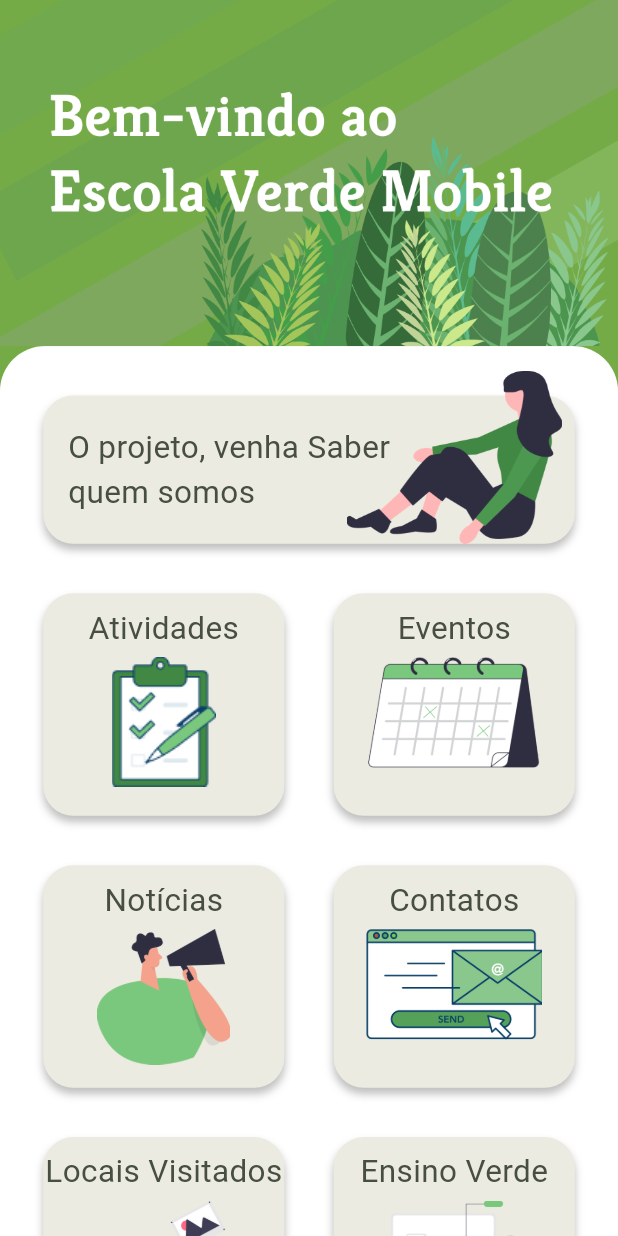
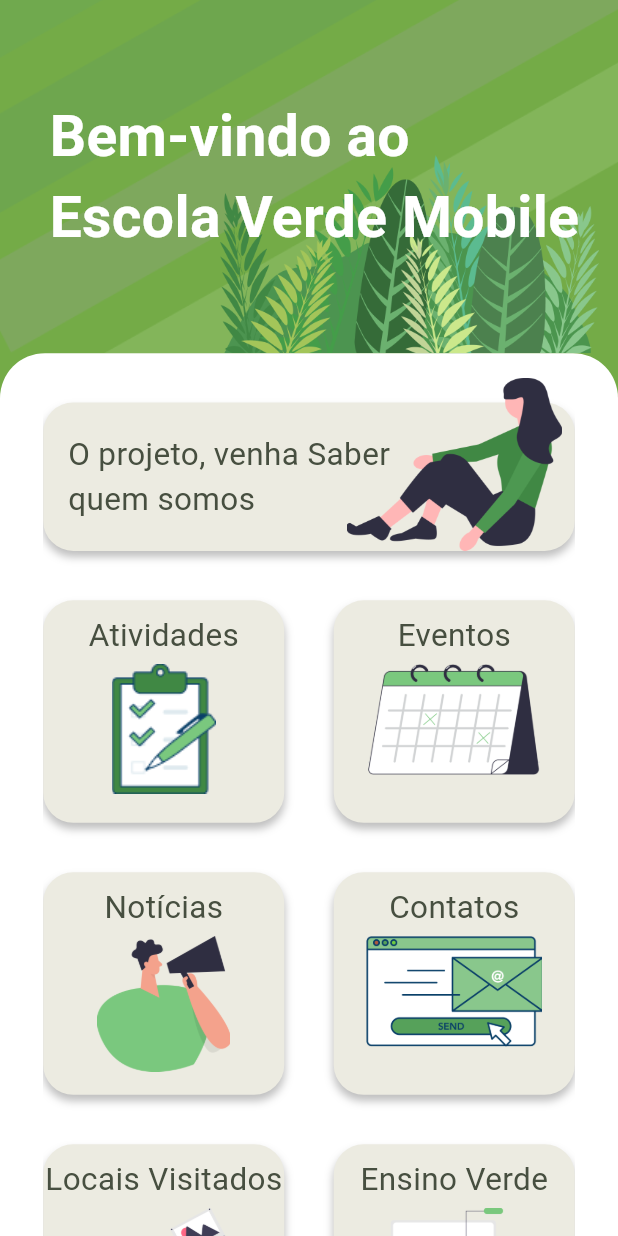
Before and after one commit to pcgomesp/escola_verde_mobile, a Flutter app: the screen it shows after launch, on a phone screen of 412 x 824 dp. Run offline on Flutter 3.47's test engine with Material 2 defaults, Android fonts, the phone set to English and light mode, and no system bars; our stand-ins replace device_preview, flutter_native_splash, google_fonts; missing offline and left inert: dart:ffi; Roboto replaces fonts that are missing (Kreon).

Commit message:
tirei a animação, em algumas telas fica ruim :(

```diff
--- a/lib/main.dart
+++ b/lib/main.dart
@@ -5,11 +5,16 @@
 import 'package:escola_verde_mobile/views/screens/about_screen.dart';
 import 'package:flutter/material.dart';
 import 'package:flutter_native_splash/flutter_native_splash.dart';
+import 'package:device_preview/device_preview.dart';
 
 void main() {
   WidgetsBinding widgetsBinding = WidgetsFlutterBinding.ensureInitialized();
   FlutterNativeSplash.preserve(widgetsBinding: widgetsBinding);
-  runApp(const MyApp());
+  runApp(DevicePreview(
+    enabled: true,
+    builder: (context) => MyApp(),
+  ));
+  //runApp(const MyApp());
 }
 
 class MyApp extends StatelessWidget {
--- a/lib/views/screens/home_screen.dart
+++ b/lib/views/screens/home_screen.dart
@@ -29,135 +29,14 @@
   bool get _isSliverAppBarExpanded {
     return _scrollController.hasClients &&
         _scrollController.offset >
-            (MediaQuery.of(context).size.height * 0.25 - kToolbarHeight);
+            (MediaQuery.of(context).size.height * 0.20 - kToolbarHeight);
   }
 
   @override
   Widget build(BuildContext context) {
     return Scaffold(
-        backgroundColor: MyThemes.colorBars,
-        body: CustomScrollView(
-          controller: _scrollController,
-          slivers: [
-            SliverAppBar(
-              collapsedHeight: MediaQuery.of(context).size.height * 0.10,
-              pinned: true,
-              backgroundColor: MyThemes.colorBars,
-              expandedHeight: MediaQuery.of(context).size.height * 0.28,
-              flexibleSpace: FlexibleSpaceBar(
-                centerTitle: true,
-                title: _isSliverAppBarExpanded
-                    ? Text(
-                        'Bem-vindo',
-                        style: MyThemes.fontTextTitle(fontSize: 38),
-                      )
-                    : null,
-                background: Image.asset(
-                  'assets/Image_HomePage.png',
-                  fit: BoxFit.cover,
-                ),
-              ),
-            ),
-            SliverToBoxAdapter(
-              child: Container(
-                width: double.infinity,
-                decoration: const BoxDecoration(
-                  color: Colors.white,
-                  borderRadius: BorderRadius.only(
-                      topLeft: Radius.circular(30),
-                      topRight: Radius.circular(30)),
-                ),
-                child: Padding(
-                  padding: EdgeInsets.symmetric(
-                      horizontal: MediaQuery.of(context).size.width * 0.07),
-                  child: SingleChildScrollView(
-                    child: Column(
-                      children: [
-                        SizedBox(
-                          height: MediaQuery.of(context).size.height * 0.02,
-                        ),
-                        HomeWhoButton(),
-                        SizedBox(
-                          height: MediaQuery.of(context).size.width * 0.08,
-                        ),
-                        Row(
-                          mainAxisAlignment: MainAxisAlignment.spaceBetween,
-                          children: [
-                            HomeButton(
-                                titulo: 'Atividades',
-                                imagePath: 'assets/atividades.png',
-                                imageHeigth:
-                                    MediaQuery.of(context).size.height * 0.105,
-                                onTap: () {
-                                  Navigator.of(context).push(MaterialPageRoute(
-                                      builder: (context) => activity_screen()));
-                                }),
-                            HomeButton(
-                                titulo: 'Eventos',
-                                imagePath: 'assets/eventos.png',
-                                imageHeigth:
-                                    MediaQuery.of(context).size.height * 0.09,
-                                onTap: () {
-                                  Navigator.pushNamed(context, '/event-screen');
-                                }),
-                          ],
-                        ),
-                        SizedBox(
-                          height: MediaQuery.of(context).size.width * 0.08,
-                        ),
-                        Row(
-                          mainAxisAlignment: MainAxisAlignment.spaceBetween,
-                          children: [
-                            HomeButton(
-                                titulo: 'Notícias',
-                                imagePath: 'assets/noticias.png',
-                                imageHeigth:
-                                    MediaQuery.of(context).size.height * 0.11,
-                                onTap: () {
-                                  Navigator.of(context).push(MaterialPageRoute(
-                                      builder: (context) => News_screen()));
-                                }),
-                            HomeButton(
-                                titulo: 'Contatos',
-                                imagePath: 'assets/contatos.png',
-                                imageHeigth:
-                                    MediaQuery.of(context).size.height * 0.09,
-                                onTap: () {}),
-                          ],
-                        ),
-                        SizedBox(
-                          height: MediaQuery.of(context).size.width * 0.08,
-                        ),
-                        Row(
-                          mainAxisAlignment: MainAxisAlignment.spaceBetween,
-                          children: [
-                            HomeButton(
-                                titulo: 'Locais Visitados',
-                                imagePath: 'assets/visitados.png',
-                                imageHeigth:
-                                    MediaQuery.of(context).size.height * 0.11,
-                                onTap: () {}),
-                            HomeButton(
-                                titulo: 'Ensino Verde',
-                                imagePath: 'assets/ensino_verde.png',
-                                imageHeigth:
-                                    MediaQuery.of(context).size.height * 0.11,
-                                onTap: () {}),
-                          ],
-                        ),
-                        SizedBox(
-                          height: MediaQuery.of(context).size.width * 0.08,
-                        ),
-                      ],
-                    ),
-                  ),
-                ),
-              ),
-            )
-          ],
-        )
-/*
-      Column(
+      backgroundColor: MyThemes.colorBars,
+      body: Column(
         children: [
           //Conteúdo da metade superior da tela
           Expanded(
@@ -253,7 +132,7 @@
                               imagePath: 'assets/noticias.png',
                               imageHeigth:
                                   MediaQuery.of(context).size.height * 0.11,
-                              onTap: (){
+                              onTap: () {
                                 Navigator.of(context).push(MaterialPageRoute(
                                     builder: (context) => News_screen()));
                               }),
@@ -295,7 +174,7 @@
             ),
           ),
         ],
-      ),*/
-        );
+      ),
+    );
   }
 }
--- a/pubspec.yaml
+++ b/pubspec.yaml
@@ -35,7 +35,8 @@
   flutter_bloc: ^8.1.3
   flutter_native_splash: ^2.3.0
   url_launcher: ^6.1.11
-  intl: ^0.18.1
+  intl: ^0.18.0
+  device_preview: ^1.1.0
 
 flutter_native_splash:
   android: true
```
Also changed, not shown: pubspec.lock, 1 other file.
